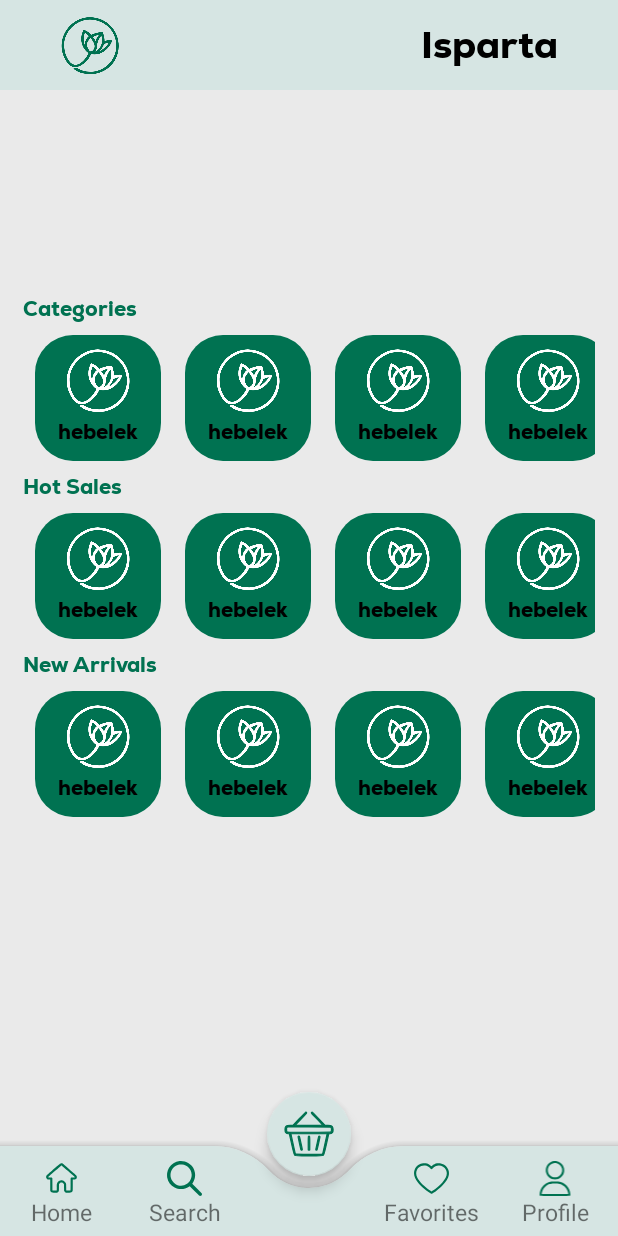
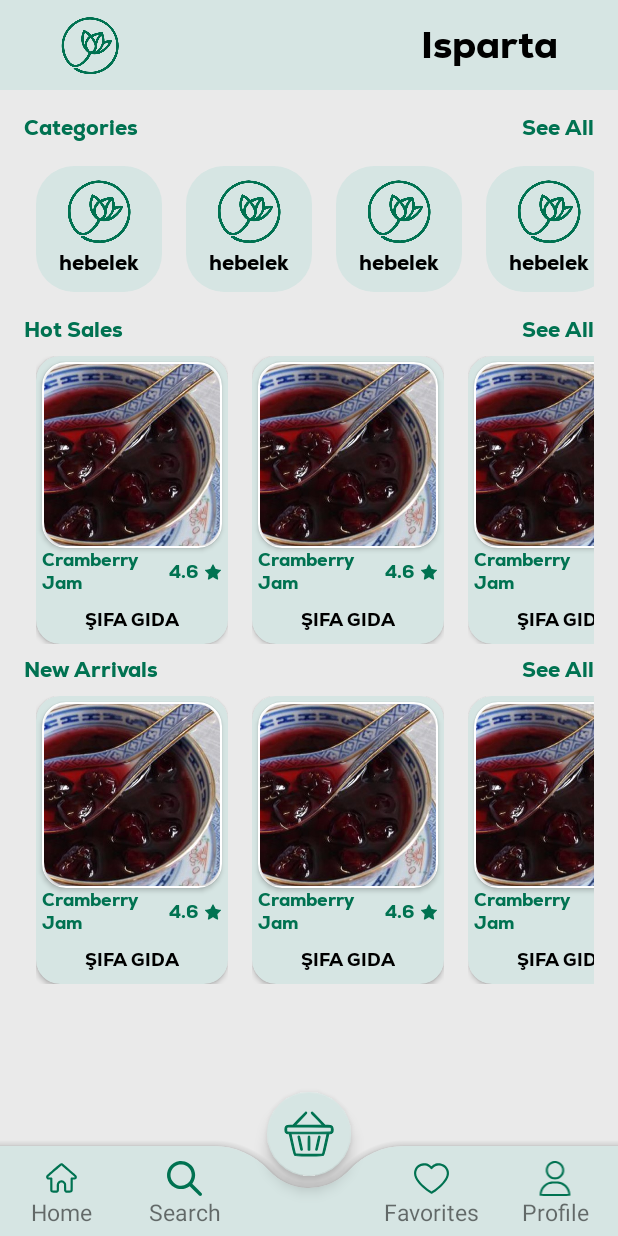
Before and after one commit to ErenGokirmak/bahceden, an Android app: the HomeActivity screen opened directly, with no data from a screen before it, on a phone screen of 412 x 824 dp. Run offline under Robolectric (Android 15) with nearby library versions, the phone set to English and light mode, and no system bars.

Commit message:
further desing on homepage

```diff
--- a/app/src/main/java/com/swifties/bahceden/HomeActivity.java
+++ b/app/src/main/java/com/swifties/bahceden/HomeActivity.java
@@ -37,7 +37,7 @@ public class HomeActivity extends AppCompatActivity {
         hLayoutManager = new LinearLayoutManager(this, LinearLayoutManager.HORIZONTAL, false);
 
         hotSalesRV.setLayoutManager(hLayoutManager);
-        hotSalesAdapter = new CategoriesAdapter();
+        hotSalesAdapter = new HotSalesAdapter();
         hotSalesRV.setAdapter(hotSalesAdapter);
 
         newArrivalsRV = (RecyclerView) findViewById(R.id.newArrivalsRV);
@@ -45,7 +45,7 @@ public class HomeActivity extends AppCompatActivity {
         aLayoutManager = new LinearLayoutManager(this, LinearLayoutManager.HORIZONTAL, false);
 
         newArrivalsRV.setLayoutManager(aLayoutManager);
-        arrivalsAdapter = new CategoriesAdapter();
+        arrivalsAdapter = new HotSalesAdapter();
         newArrivalsRV.setAdapter(arrivalsAdapter);
 
 
--- /dev/null
+++ b/app/src/main/java/com/swifties/bahceden/HotSalesAdapter.java
@@ -0,0 +1,47 @@
+package com.swifties.bahceden;
+
+import android.view.LayoutInflater;
+import android.view.View;
+import android.view.ViewGroup;
+import android.widget.TextView;
+import android.widget.Toast;
+
+import androidx.annotation.NonNull;
+import androidx.recyclerview.widget.RecyclerView;
+
+public class HotSalesAdapter extends RecyclerView.Adapter<HotSalesAdapter.ViewHolder> {
+
+    @NonNull
+    @Override
+    public ViewHolder onCreateViewHolder(@NonNull ViewGroup viewGroup, int viewType) {
+        // Create a new view, which defines the UI of the list item
+        View view = LayoutInflater.from(viewGroup.getContext())
+                .inflate(R.layout.hot_sales_item, viewGroup, false);
+
+        return new ViewHolder(view);
+    }
+
+    @Override
+    public void onBindViewHolder(@NonNull ViewHolder holder, int position) {
+
+    }
+
+    @Override
+    public int getItemCount() {
+        return 10;
+    }
+
+    public static class ViewHolder extends RecyclerView.ViewHolder {
+
+        public ViewHolder(View view) {
+            super(view);
+
+            view.setOnClickListener(new View.OnClickListener() {
+                @Override
+                public void onClick(View v) {
+                    Toast.makeText(view.getContext(), "BaS:" + getAdapterPosition(), Toast.LENGTH_SHORT).show();
+                }
+            });
+        }
+    }
+}
--- a/app/src/main/java/com/swifties/bahceden/SplashActivity.java
+++ b/app/src/main/java/com/swifties/bahceden/SplashActivity.java
@@ -16,7 +16,7 @@ public class SplashActivity extends AppCompatActivity {
         new Handler().postDelayed(new Runnable() {
             @Override
             public void run() {
-                Intent intent = new Intent(SplashActivity.this, CartActivity.class);
+                Intent intent = new Intent(SplashActivity.this, HomeActivity.class);
                 startActivity(intent);
                 finish();
             }
--- /dev/null
+++ b/app/src/main/res/drawable/ic_star.xml
@@ -0,0 +1,5 @@
+<vector android:height="64dp" android:viewportHeight="512"
+    android:viewportWidth="512" android:width="64dp" xmlns:android="http://schemas.android.com/apk/res/android">
+    <path android:fillColor="#000000"
+        android:pathData="M248.5,41.4c-1.6,0.7 -3.7,2.2 -4.6,3.2 -0.9,1.1 -15.5,30 -32.4,64.4 -16.9,34.4 -31,62.8 -31.4,63.2 -0.3,0.3 -32.1,5.2 -70.6,10.8 -49.9,7.2 -70.9,10.6 -73,11.9 -6.7,3.9 -9.7,14 -6.1,20.9 0.8,1.5 21.6,22.4 46.3,46.4 24.6,24 47.4,46.3 50.6,49.5l5.7,5.9 -12,70c-12.6,73.6 -12.5,72.9 -8.5,79 2.5,3.8 9.1,6.7 14.1,6.1 3,-0.3 21.5,-9.5 66.3,-33.1 34.2,-17.9 62.6,-32.6 63.2,-32.6 0.5,-0 28.8,14.6 62.8,32.5 34,17.9 63.2,32.8 64.9,33.1 5,1 9.9,-0.4 13.6,-3.9 6.7,-6.3 6.9,-3.4 -6.4,-81.2l-12,-69.9 4.7,-4.9c2.7,-2.7 25.4,-25 50.7,-49.5 25.2,-24.6 46.4,-45.9 47.2,-47.4 3.6,-6.9 0.6,-17 -6.1,-21 -2.2,-1.2 -22.4,-4.5 -73,-11.9 -38.5,-5.5 -70.3,-10.4 -70.6,-10.8 -0.4,-0.3 -14.5,-28.7 -31.4,-63.1 -16.9,-34.4 -31.5,-63.3 -32.4,-64.4 -3.7,-4.3 -13.4,-5.9 -19.6,-3.2z" android:strokeColor="#00000000"/>
+</vector>
--- a/app/src/main/res/layout/activity_home.xml
+++ b/app/src/main/res/layout/activity_home.xml
@@ -45,11 +45,9 @@
     <ScrollView
         android:id="@+id/scrollView"
         android:layout_width="match_parent"
-        android:layout_height="wrap_content"
-        android:layout_marginTop="15dp"
-        android:layout_marginStart="15dp"
-        android:layout_marginEnd="15dp"
-        android:layout_marginBottom="150dp"
+        android:layout_height="0dp"
+        android:layout_marginTop="16dp"
+        android:layout_marginBottom="90dp"
         app:layout_constraintTop_toBottomOf="@id/homeTopBar"
         app:layout_constraintBottom_toBottomOf="parent"
         app:layout_constraintEnd_toEndOf="parent"
@@ -57,46 +55,107 @@
 
         <LinearLayout
             android:layout_width="match_parent"
-            android:layout_height="wrap_content"
+            android:layout_height="match_parent"
+            android:layout_marginHorizontal="16dp"
             android:orientation="vertical">
 
+            <LinearLayout
+                android:layout_width="match_parent"
+                android:layout_height="wrap_content"
+                android:orientation="horizontal">
                 <TextView
-                android:layout_width="match_parent"
+                    android:layout_width="wrap_content"
                     android:layout_height="wrap_content"
                     android:text="@string/categories"
                     android:textColor="@color/bahceden_green"
                     android:fontFamily="@font/nexa_heavy"/>
 
+                <View
+                    android:layout_width="0dp"
+                    android:layout_height="0dp"
+                    android:layout_weight="1"/>
+
+                <TextView
+                    android:id="@+id/homeCategoriesSeeAll"
+                    android:layout_width="wrap_content"
+                    android:layout_height="wrap_content"
+                    android:text="@string/see_all"
+                    android:textColor="@color/bahceden_green"
+                    android:fontFamily="@font/nexa_heavy"/>
+
+            </LinearLayout>
+
             <androidx.recyclerview.widget.RecyclerView
                 android:id="@+id/categoriesRV"
                 android:layout_width="match_parent"
                 android:layout_height="match_parent"
+                android:layout_marginVertical="8dp"
                 android:orientation="horizontal"/>
 
+            <LinearLayout
+                android:layout_width="match_parent"
+                android:layout_height="wrap_content"
+                android:orientation="horizontal">
                 <TextView
-                android:layout_width="match_parent"
+                    android:layout_width="wrap_content"
                     android:layout_height="wrap_content"
                     android:text="@string/hot_sales"
                     android:textColor="@color/bahceden_green"
                     android:fontFamily="@font/nexa_heavy"/>
 
+                <View
+                    android:layout_width="0dp"
+                    android:layout_height="0dp"
+                    android:layout_weight="1"/>
+
+                <TextView
+                    android:id="@+id/homeHotSalesSeeAll"
+                    android:layout_width="wrap_content"
+                    android:layout_height="wrap_content"
+                    android:text="@string/see_all"
+                    android:textColor="@color/bahceden_green"
+                    android:fontFamily="@font/nexa_heavy"/>
+
+            </LinearLayout>
+
             <androidx.recyclerview.widget.RecyclerView
                 android:id="@+id/hotSalesRV"
                 android:layout_width="match_parent"
                 android:layout_height="match_parent"
+                android:layout_marginVertical="8dp"
                 android:orientation="horizontal"/>
 
+            <LinearLayout
+                android:layout_width="match_parent"
+                android:layout_height="wrap_content"
+                android:orientation="horizontal">
                 <TextView
-                android:layout_width="match_parent"
+                    android:layout_width="wrap_content"
                     android:layout_height="wrap_content"
                     android:text="@string/new_arrivals"
                     android:textColor="@color/bahceden_green"
                     android:fontFamily="@font/nexa_heavy"/>
 
+                <View
+                    android:layout_width="0dp"
+                    android:layout_height="0dp"
+                    android:layout_weight="1"/>
+
+                <TextView
+                    android:id="@+id/homeNewArrivalsSeeAll"
+                    android:layout_width="wrap_content"
+                    android:layout_height="wrap_content"
+                    android:text="@string/see_all"
+                    android:textColor="@color/bahceden_green"
+                    android:fontFamily="@font/nexa_heavy"/>
+
+            </LinearLayout>
+
             <androidx.recyclerview.widget.RecyclerView
                 android:id="@+id/newArrivalsRV"
                 android:layout_width="match_parent"
                 android:layout_height="match_parent"
+                android:layout_marginVertical="8dp"
                 android:orientation="horizontal"/>
 
         </LinearLayout>
--- a/app/src/main/res/layout/categorie_item.xml
+++ b/app/src/main/res/layout/categorie_item.xml
@@ -13,7 +13,7 @@
         app:layout_constraintBottom_toBottomOf="parent"
         app:layout_constraintTop_toTopOf="parent"
         android:src="@drawable/long_button_background"
-        app:tint="@color/bahceden_green"/>
+        app:tint="@color/bahceden_foreground"/>
 
     <ImageView
         android:layout_width="match_parent"
@@ -26,7 +26,7 @@
         android:layout_marginBottom="32dp"
         android:layout_marginTop="8dp"
         android:src="@drawable/bahcedenlogo"
-        app:tint="@color/white"/>
+        app:tint="@color/bahceden_green"/>
 
     <TextView
         android:layout_width="match_parent"
--- /dev/null
+++ b/app/src/main/res/layout/hot_sales_item.xml
@@ -0,0 +1,113 @@
+<?xml version="1.0" encoding="utf-8"?>
+<androidx.constraintlayout.widget.ConstraintLayout xmlns:android="http://schemas.android.com/apk/res/android"
+    android:layout_width="128dp"
+    android:layout_height="192dp"
+    xmlns:app="http://schemas.android.com/apk/res-auto"
+    android:layout_marginHorizontal="8dp">
+
+    <androidx.cardview.widget.CardView
+        android:layout_width="match_parent"
+        android:layout_height="match_parent"
+        app:layout_constraintTop_toTopOf="parent"
+        app:layout_constraintBottom_toBottomOf="parent"
+        app:layout_constraintStart_toStartOf="parent"
+        app:layout_constraintEnd_toEndOf="parent"
+        app:cardCornerRadius="16dp"
+
+        android:backgroundTint="@color/bahceden_foreground">
+
+        <androidx.constraintlayout.widget.ConstraintLayout
+            android:layout_width="match_parent"
+            android:layout_height="match_parent">
+
+            <androidx.cardview.widget.CardView
+                android:id="@+id/hotSalesItemImage"
+                android:layout_width="match_parent"
+                android:layout_height="match_parent"
+                android:layout_marginHorizontal="4dp"
+                android:layout_marginTop="4dp"
+                android:layout_marginBottom="64dp"
+                app:layout_constraintTop_toTopOf="parent"
+                app:layout_constraintBottom_toBottomOf="parent"
+                app:layout_constraintStart_toStartOf="parent"
+                app:layout_constraintEnd_toEndOf="parent"
+                app:cardCornerRadius="16dp"
+                app:contentPadding="1dp"
+                android:backgroundTint="@color/white">
+
+                <androidx.cardview.widget.CardView
+                    android:layout_width="match_parent"
+                    android:layout_height="match_parent"
+                    app:layout_constraintTop_toTopOf="parent"
+                    app:layout_constraintBottom_toBottomOf="parent"
+                    app:layout_constraintStart_toStartOf="parent"
+                    app:layout_constraintEnd_toEndOf="parent"
+                    app:cardCornerRadius="16dp">
+
+                <ImageView
+                    android:layout_width="match_parent"
+                    android:layout_height="match_parent"
+                    android:scaleType="centerCrop"
+                    android:src="@drawable/jam"
+                    android:layout_gravity="center"/>
+
+                </androidx.cardview.widget.CardView>
+
+            </androidx.cardview.widget.CardView>
+
+            <TextView
+                android:id="@+id/hotSalesItemName"
+                android:layout_width="80dp"
+                android:layout_height="wrap_content"
+                app:layout_constraintTop_toBottomOf="@id/hotSalesItemImage"
+                app:layout_constraintStart_toStartOf="@id/hotSalesItemImage"
+                app:layout_constraintEnd_toStartOf="@id/hotSalesItemRating"
+                app:layout_constraintHorizontal_bias="0"
+                android:text="Cramberry Jam"
+                android:fontFamily="@font/nexa_heavy"
+                android:textColor="@color/bahceden_green"
+                android:textSize="12sp"/>
+
+            <TextView
+                android:id="@+id/hotSalesItemRating"
+                android:layout_width="wrap_content"
+                android:layout_height="wrap_content"
+                app:layout_constraintTop_toTopOf="@id/hotSalesItemName"
+                app:layout_constraintBottom_toBottomOf="@id/hotSalesItemName"
+                app:layout_constraintEnd_toStartOf="@id/hotSalesItemStar"
+                android:layout_marginHorizontal="4dp"
+                android:text="4.6"
+                android:textColor="@color/bahceden_green"
+                android:fontFamily="@font/nexa_heavy"
+                android:textSize="12sp"/>
+
+            <ImageView
+                android:id="@+id/hotSalesItemStar"
+                android:layout_width="12dp"
+                android:layout_height="12dp"
+                app:layout_constraintEnd_toEndOf="@id/hotSalesItemImage"
+                app:layout_constraintTop_toTopOf="@id/hotSalesItemName"
+                app:tint="@color/bahceden_green"
+                app:layout_constraintBottom_toBottomOf="@id/hotSalesItemName"
+                android:src="@drawable/ic_star"/>
+
+            <TextView
+                android:id="@+id/hotSalesItemSalerText"
+                android:layout_width="wrap_content"
+                android:layout_height="wrap_content"
+                app:layout_constraintBottom_toBottomOf="parent"
+                app:layout_constraintStart_toStartOf="parent"
+                app:layout_constraintEnd_toEndOf="parent"
+                android:layout_marginBottom="8dp"
+                android:paddingHorizontal="8dp"
+                android:text="Şifa Gıda"
+                android:textAllCaps="true"
+                android:textColor="@color/black"
+                android:fontFamily="@font/nexa_heavy"
+                android:textSize="12sp"/>
+
+
+        </androidx.constraintlayout.widget.ConstraintLayout>
+    </androidx.cardview.widget.CardView>
+
+</androidx.constraintlayout.widget.ConstraintLayout>
--- a/app/src/main/res/values/strings.xml
+++ b/app/src/main/res/values/strings.xml
@@ -24,4 +24,5 @@
     <string name="manage_account">Manage Account</string>
     <string name="change_location">Change Location</string>
     <string name="about_us">About Us</string>
+    <string name="see_all">See All</string>
 </resources>
```
Lines whose indentation alone changed are shown as unchanged.
